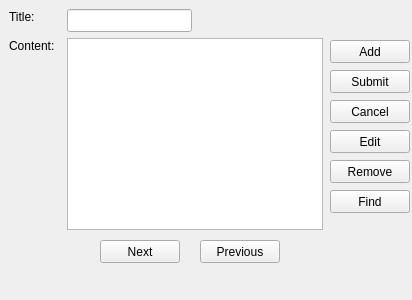
This is notebook.ui in rmpalmer/notebook as Qt 5 draws it before an edit. The edited form follows.
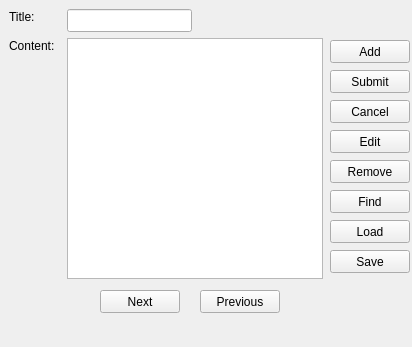
This is the edited form.

Commit message: Load and Save features

What changed in the file:
```diff
--- a/notebook.ui
+++ b/notebook.ui
@@ -7,7 +7,7 @@
     <x>0</x>
     <y>0</y>
     <width>412</width>
-    <height>300</height>
+    <height>347</height>
    </rect>
   </property>
   <property name="windowTitle">
@@ -55,7 +55,7 @@
      <x>67</x>
      <y>38</y>
      <width>256</width>
-     <height>192</height>
+     <height>241</height>
     </rect>
    </property>
   </widget>
@@ -102,7 +102,7 @@
    <property name="geometry">
     <rect>
      <x>100</x>
-     <y>240</y>
+     <y>290</y>
      <width>80</width>
      <height>23</height>
     </rect>
@@ -115,7 +115,7 @@
    <property name="geometry">
     <rect>
      <x>200</x>
-     <y>240</y>
+     <y>290</y>
      <width>80</width>
      <height>23</height>
     </rect>
@@ -163,6 +163,38 @@
     <string>Find</string>
    </property>
   </widget>
+  <widget class="QPushButton" name="loadButton">
+   <property name="geometry">
+    <rect>
+     <x>330</x>
+     <y>220</y>
+     <width>80</width>
+     <height>23</height>
+    </rect>
+   </property>
+   <property name="toolTip">
+    <string>Load Content from File</string>
+   </property>
+   <property name="text">
+    <string>Load</string>
+   </property>
+  </widget>
+  <widget class="QPushButton" name="saveButton">
+   <property name="geometry">
+    <rect>
+     <x>330</x>
+     <y>250</y>
+     <width>80</width>
+     <height>23</height>
+    </rect>
+   </property>
+   <property name="toolTip">
+    <string>Save Content to File</string>
+   </property>
+   <property name="text">
+    <string>Save</string>
+   </property>
+  </widget>
  </widget>
  <layoutdefault spacing="6" margin="11"/>
  <resources/>
```
Left out of the diff: 3 changed lines with no effect on the pictures. The commit also changes 2 other files.
